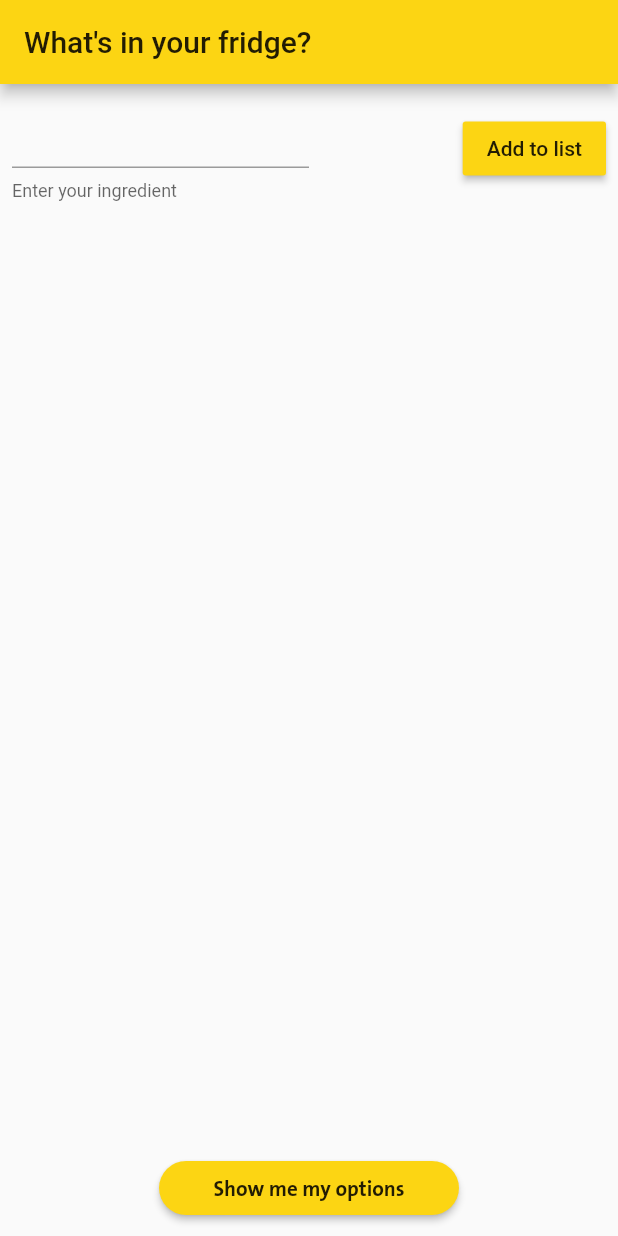
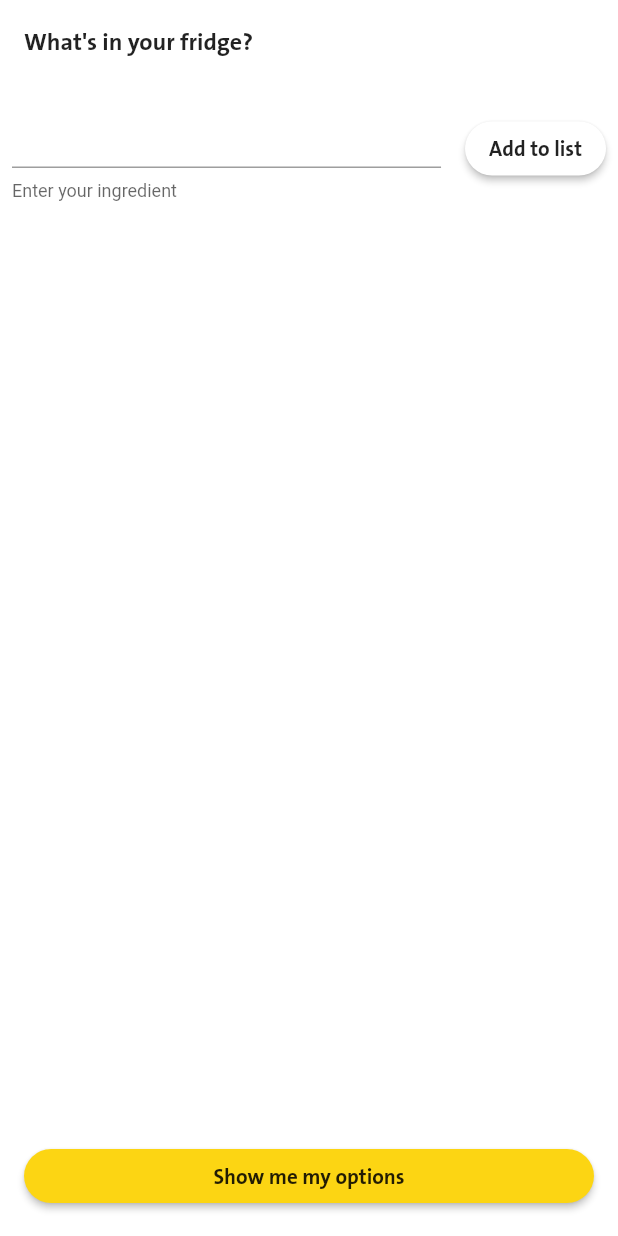
Before and after one commit to jumbo-tech-campus/food-waste, a Flutter app: the screen it shows after launch, on a phone screen of 412 x 824 dp. Run offline on Flutter 3.47's test engine with Material 2 defaults, Android fonts, the phone set to English and light mode, and no system bars.

Commit message:
Cleanup, fancier standup

```diff
--- a/app/FoodWaste/lib/enter_ingredients_page.dart
+++ b/app/FoodWaste/lib/enter_ingredients_page.dart
@@ -1,5 +1,8 @@
 import 'package:flutter/material.dart';
+import 'package:food_waste/search_results_page.dart';
 import 'package:food_waste/ui/jumbo_ui.dart';
+
+import 'datalayer/api.dart';
 
 class EnterIngredientsPage extends StatefulWidget {
   EnterIngredientsPage({Key key}) : super(key: key);
@@ -19,6 +22,12 @@ class _EnterIngredientsPageState extends State<EnterIngredientsPage> {
     });
   }
 
+  void _clearIngredients() {
+    setState(() {
+      _addedIngredients = [];
+    });
+  }
+
   void _clearEditTextArea() {
     editTextController.clear();
   }
@@ -28,21 +37,40 @@ class _EnterIngredientsPageState extends State<EnterIngredientsPage> {
       context: context,
       builder: (context) {
         return AlertDialog(
-          // Retrieve the text the that user has entered by using the
-          // TextEditingController.
           content: Text(ingredient + " added to your list."),
         );
       },
     );
   }
 
+  Future _loadRecipes() async {
+    final results = await Api().getRecipes(_addedIngredients);
+    final resultsPage = SearchResultsPage(recipes: results);
+
+    Navigator.push(
+        context, MaterialPageRoute(builder: (context) => resultsPage));
+
+    _clearEditTextArea();
+    _clearIngredients();
+  }
+
   @override
   Widget build(BuildContext context) {
     return Scaffold(
       appBar: AppBar(
-        title: Text("What\'s in your fridge?"),
+        backgroundColor: Colors.white,
+        elevation: 0.0,
+        title: Text(
+          "What\'s in your fridge?",
+          style: TextStyle(
+            fontFamily: 'JumboTheSans-Bold',
+            fontSize: 16.0,
           ),
-      body: Column(
+        ),
+      ),
+      body: Container(
+        color: Colors.white,
+        child: Column(
           children: <Widget>[
             Padding(
               padding: const EdgeInsets.all(8.0),
@@ -50,54 +78,72 @@ class _EnterIngredientsPageState extends State<EnterIngredientsPage> {
                 mainAxisAlignment: MainAxisAlignment.spaceBetween,
                 children: <Widget>[
                   Flexible(
+                    child: Container(
+                      width: MediaQuery.of(context).size.width,
                       child: TextField(
                         controller: editTextController,
                         onSubmitted: (text) {
-                      _addIngredient(text); // Append Text to the list
-                      _clearEditTextArea(); // Clear the Text area
-                      setState(() {}); // Redraw the Stateful Widget
+                          _addIngredient(text);
+                          _clearEditTextArea();
+                          setState(() {});
                         },
-                    decoration:
-                        InputDecoration(helperText: "Enter your ingredient"),
+                        decoration: InputDecoration(
+                            helperText: "Enter your ingredient"),
                         style: Theme.of(context).textTheme.body1,
                       ),
                     ),
-                Flexible(
+                  ),
+                  Padding(
+                    padding: const EdgeInsets.only(left: 16),
                     child: MaterialButton(
-                  child: Text("Add to list"),
-                  color: JumboUI.yellowColor,
+                      height: 36,
+                      minWidth: 44,
+                      color: Colors.white,
                       onPressed: () {
                         _showConfirmationAlertDialog(editTextController.text);
                         _addIngredient(editTextController.text);
                         _clearEditTextArea();
                       },
-                )),
+                      child: Text(
+                        "Add to list",
+                        style: TextStyle(
+                          fontFamily: 'JumboTheSans-Bold',
+                          fontSize: 14.0,
+                        ),
+                      ),
+                      shape: RoundedRectangleBorder(
+                        borderRadius: BorderRadius.circular(18.0),
+                      ),
+                    ),
+                  ),
                 ],
               ),
             ),
-          new Expanded(
-              child: new ListView.builder(
+            Expanded(
+              child: ListView.builder(
                 itemCount: _addedIngredients.length,
                 itemBuilder: (BuildContext ctxt, int Index) {
                   return Padding(
                     padding: const EdgeInsets.all(8.0),
-                      child: new Text(_addedIngredients[Index]),
+                    child: Text(
+                      _addedIngredients[Index],
+                      style: TextStyle(
+                        fontFamily: 'JumboTheSans',
+                        fontSize: 14.0,
+                      ),
+                    ),
                   );
-                  })),
-          Column(children: <Widget>[
-            Padding(
-              padding: const EdgeInsets.all(8.0),
-              child: MaterialButton(
+                },
+              ),
+            ),
+          ],
+        ),
+      ),
+      floatingActionButton: MaterialButton(
         height: 36,
-                minWidth: 200,
+        minWidth: MediaQuery.of(context).size.width - 32,
         color: JumboUI.yellowColor,
-                onPressed: () => {
-
-
-
-
-
-                },
+        onPressed: () => _loadRecipes(),
         child: Text(
           "Show me my options",
           style: new TextStyle(
@@ -109,10 +155,6 @@ class _EnterIngredientsPageState extends State<EnterIngredientsPage> {
           borderRadius: new BorderRadius.circular(18.0),
         ),
       ),
-            )
-          ])
-        ],
-      ),
     );
   }
 
--- a/app/FoodWaste/lib/main.dart
+++ b/app/FoodWaste/lib/main.dart
@@ -1,8 +1,8 @@
 import 'package:flutter/material.dart';
 import 'package:food_waste/search_results_page.dart';
+import 'package:food_waste/ui/jumbo_ui.dart';
 
 import 'enter_ingredients_page.dart';
-import 'package:food_waste/ui/jumbo_ui.dart';
 
 void main() => runApp(FoodWasteApp());
 
```
Also changed, not shown: app/FoodWaste/lib/datalayer/api.dart (+5 -64 lines), app/FoodWaste/lib/model/recipe.dart (+11 -0 lines), app/FoodWaste/lib/search_results_page.dart (+28 -30 lines), app/FoodWaste/lib/ui/recipe_widget.dart (+27 -12 lines). Lines whose indentation alone changed are shown as unchanged.
